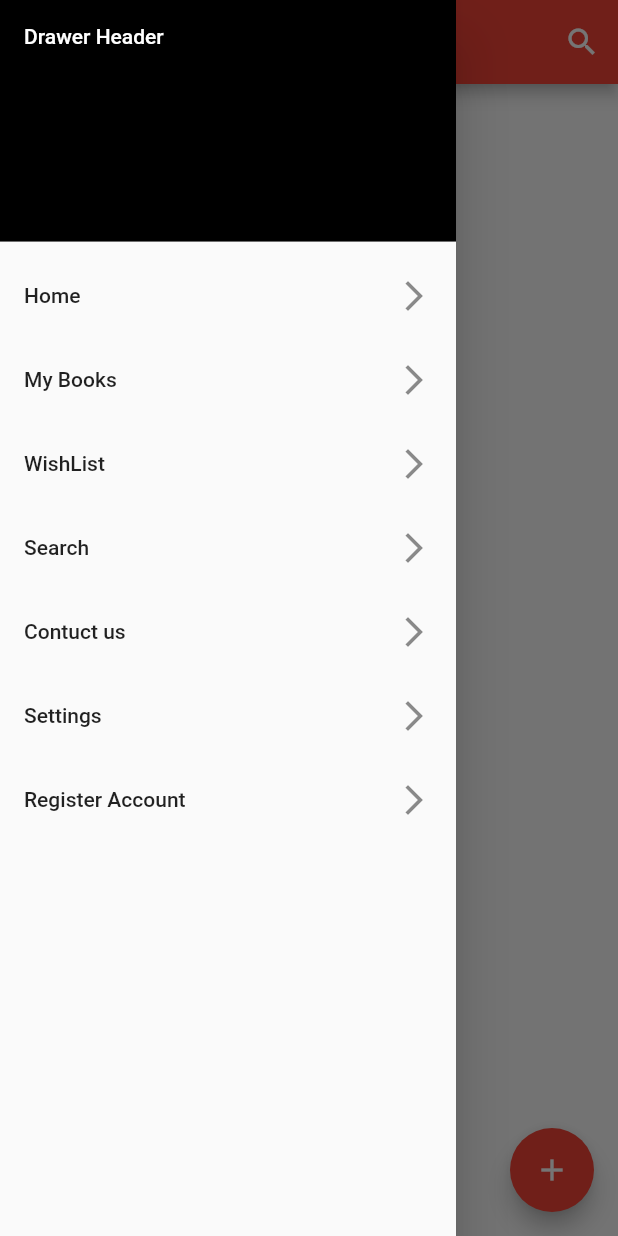
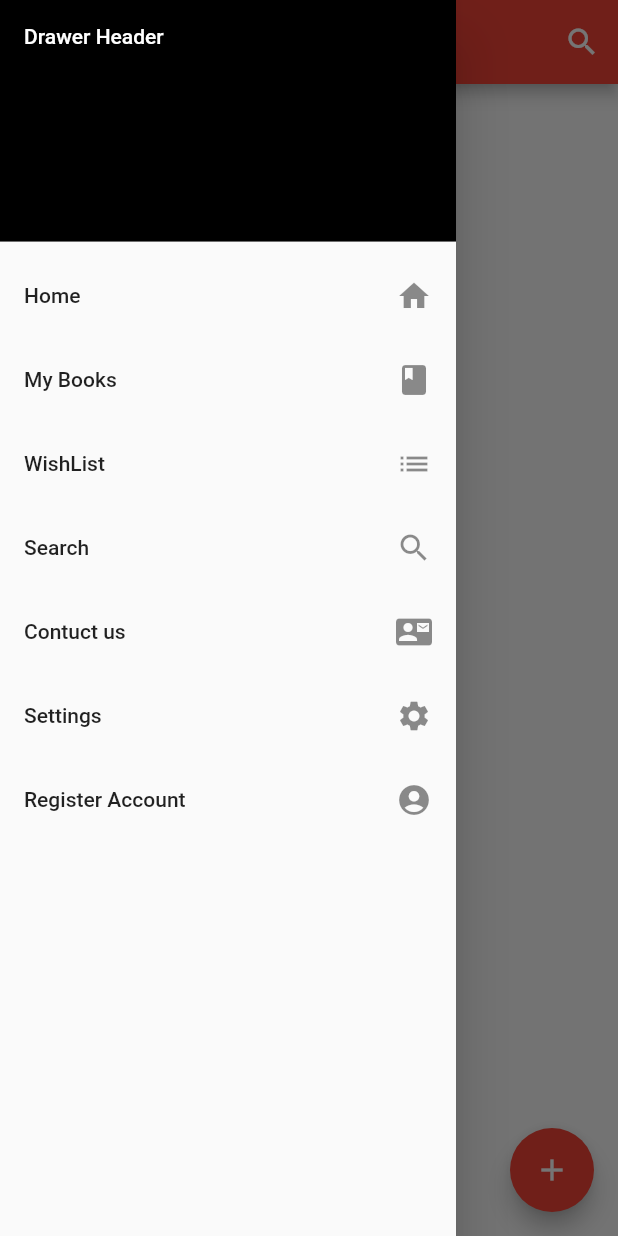
Before and after one commit to zainahmed0597/my_flutter_app, a Flutter app: the screen it shows after launch, with the side drawer open, on a phone screen of 412 x 824 dp. Run offline on Flutter 3.47's test engine with Material 2 defaults, Android fonts, the phone set to English and light mode, and no system bars.

Commit message:
In navigation drawer items add icons.

```diff
--- a/lib/main.dart
+++ b/lib/main.dart
@@ -77,7 +77,7 @@ class _MyHomePageState extends State<MyHomePage> {
       ),
             ListTile(
               title: Text('Home'),
-              trailing: Icon(Icons.arrow_forward_ios),
+              trailing: Icon(Icons.home),
               onTap: () {
                 // Update the state of the app.
                 // ...
@@ -85,7 +85,7 @@ class _MyHomePageState extends State<MyHomePage> {
             ),
             ListTile(
               title: Text('My Books'),
-              trailing: Icon(Icons.arrow_forward_ios),
+              trailing: Icon(Icons.book),
 
               onTap: () {
                 // Update the state of the app.
@@ -94,7 +94,7 @@ class _MyHomePageState extends State<MyHomePage> {
             ),
             ListTile(
               title: Text('WishList'),
-              trailing: Icon(Icons.arrow_forward_ios),
+              trailing: Icon(Icons.list),
               onTap: () {
                 // Update the state of the app.
                 // ...
@@ -102,7 +102,7 @@ class _MyHomePageState extends State<MyHomePage> {
             ),
             ListTile(
               title: Text('Search'),
-              trailing: Icon(Icons.arrow_forward_ios),
+              trailing: Icon(Icons.search),
               onTap: () {
                 // Update the state of the app.
                 // ...
@@ -110,7 +110,7 @@ class _MyHomePageState extends State<MyHomePage> {
             ),
             ListTile(
               title: Text('Contuct us'),
-              trailing: Icon(Icons.arrow_forward_ios),
+              trailing: Icon(Icons.contact_mail),
               onTap: () {
                 // Update the state of the app.
                 // ...
@@ -118,7 +118,7 @@ class _MyHomePageState extends State<MyHomePage> {
             ),
             ListTile(
               title: Text('Settings'),
-              trailing: Icon(Icons.arrow_forward_ios),
+              trailing: Icon(Icons.settings),
               onTap: () {
                 // Update the state of the app.
                 // ...
@@ -126,7 +126,7 @@ class _MyHomePageState extends State<MyHomePage> {
             ),
             ListTile(
               title: Text('Register Account'),
-              trailing: Icon(Icons.arrow_forward_ios),
+              trailing: Icon(Icons.account_circle),
               onTap: () {
                 // Update the state of the app.
                 // ...
```
